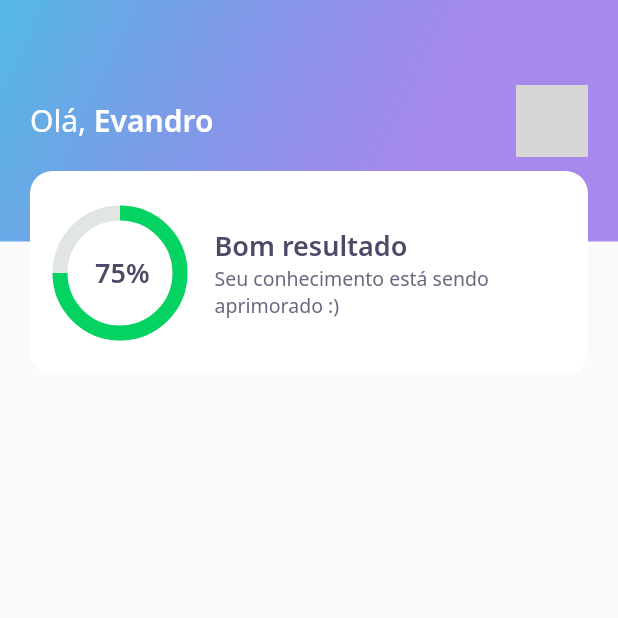
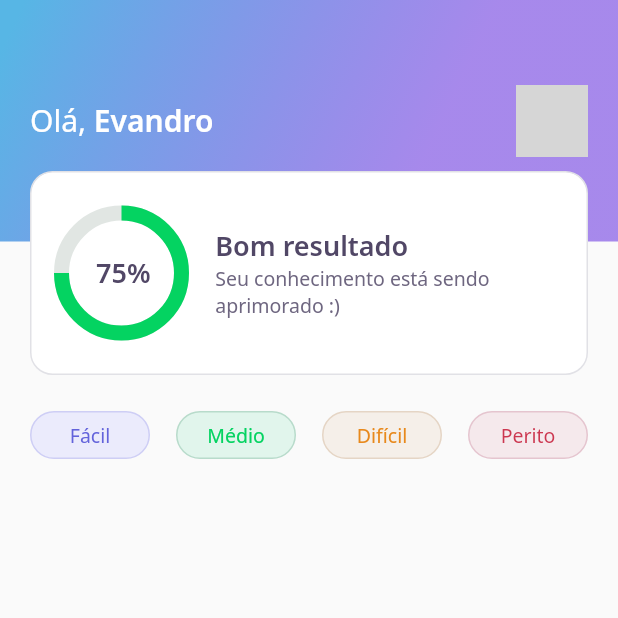
Before and after one commit to rockevandro/dev_quiz_flutter_app, a Flutter app: the screen it shows after launch, on a phone screen of 412 x 824 dp, the top half of it. Run offline on Flutter 3.47's test engine with Material 2 defaults, Android fonts, the phone set to English and light mode, and no system bars; our stand-ins replace google_fonts; network calls fail; grey boxes are pictures that could not be loaded.

Commit message:
feat: add level buttons on home page

```diff
--- a/lib/pages/home/home_page.dart
+++ b/lib/pages/home/home_page.dart
@@ -1,4 +1,6 @@
 import 'package:dev_quiz/pages/home/widgets/home_app_bar.dart';
+import 'package:dev_quiz/pages/home/widgets/level_button.dart';
+import 'package:dev_quiz/shared/enums/level.dart';
 import 'package:flutter/material.dart';
 
 class HomePage extends StatefulWidget {
@@ -12,7 +14,16 @@ class _HomePageState extends State<HomePage> {
     return Scaffold(
       appBar: HomeAppBar(),
       body: Container(
-
+        padding: EdgeInsets.symmetric(horizontal: 20, vertical: 24),
+        child: Row(
+          mainAxisAlignment: MainAxisAlignment.spaceBetween,
+          children: [
+            LevelButton(type: Level.Ease),
+            LevelButton(type: Level.Medium),
+            LevelButton(type: Level.Hard),
+            LevelButton(type: Level.VeryHard),
+          ],
+        ),
       ),
     );
   }
--- /dev/null
+++ b/lib/pages/home/widgets/level_button.dart
@@ -0,0 +1,59 @@
+import 'package:dev_quiz/core/core.dart';
+import 'package:dev_quiz/shared/enums/level.dart';
+import 'package:flutter/material.dart';
+import 'package:google_fonts/google_fonts.dart';
+
+class LevelButton extends StatelessWidget {
+  final Level type;
+
+  const LevelButton({Key key, @required this.type}) : super(key: key);
+
+  get _config => {
+        Level.Ease: {
+          "label": "Fácil",
+          "backgroundColor": AppColors.levelButtonFacil,
+          "textColor": AppColors.levelButtonTextFacil,
+          "borderColor": AppColors.levelButtonBorderFacil
+        },
+        Level.Medium: {
+          "label": "Médio",
+          "backgroundColor": AppColors.levelButtonMedio,
+          "textColor": AppColors.levelButtonTextMedio,
+          "borderColor": AppColors.levelButtonBorderMedio
+        },
+        Level.Hard: {
+          "label": "Difícil",
+          "backgroundColor": AppColors.levelButtonDificil,
+          "textColor": AppColors.levelButtonTextDificil,
+          "borderColor": AppColors.levelButtonBorderDificil
+        },
+        Level.VeryHard: {
+          "label": "Perito",
+          "backgroundColor": AppColors.levelButtonPerito,
+          "textColor": AppColors.levelButtonTextPerito,
+          "borderColor": AppColors.levelButtonBorderPerito
+        }
+      };
+
+  @override
+  Widget build(BuildContext context) {
+    return Container(
+      height: 32,
+      width: 80,
+      decoration: BoxDecoration(
+          color: _config[type]["backgroundColor"],
+          borderRadius: BorderRadius.circular(28),
+          border: Border.fromBorderSide(
+              BorderSide(color: _config[type]["borderColor"]))),
+      child: Center(
+        child: Text(
+          _config[type]["label"],
+          style: GoogleFonts.notoSans(
+            color: _config[type]["textColor"],
+            fontSize: 13,
+          ),
+        ),
+      ),
+    );
+  }
+}
--- a/lib/pages/home/widgets/score_card.dart
+++ b/lib/pages/home/widgets/score_card.dart
@@ -11,6 +11,7 @@ class ScoreCard extends StatelessWidget {
       decoration: BoxDecoration(
         color: AppColors.white,
         borderRadius: BorderRadius.circular(15),
+        border: Border.fromBorderSide(BorderSide(color: AppColors.border))
       ),
       child: Row(
         crossAxisAlignment: CrossAxisAlignment.center,
--- /dev/null
+++ b/lib/shared/enums/level.dart
@@ -0,0 +1,6 @@
+enum Level{
+  Ease,
+  Medium,
+  Hard,
+  VeryHard
+}
```
